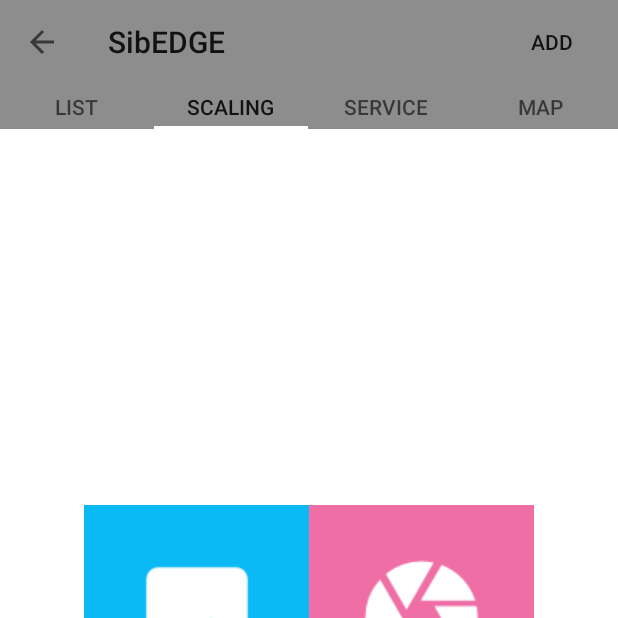
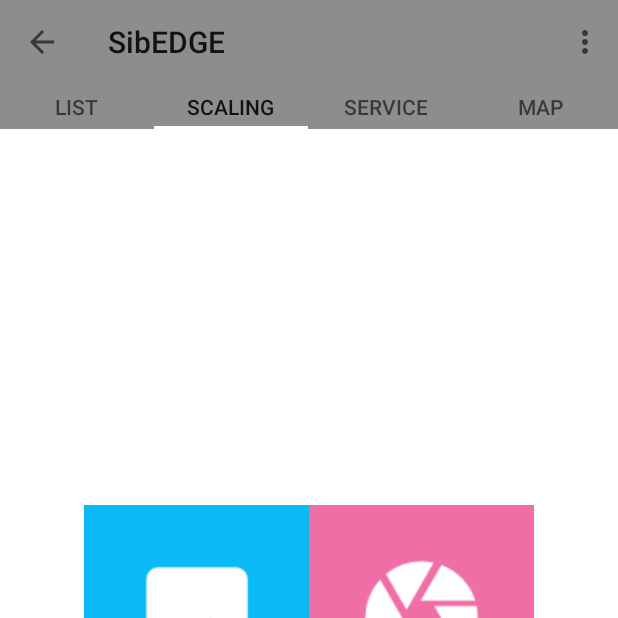
Before and after one commit to Sermilion-xx/Test_Task_SibEDGE, an Android app: the screen it shows after launch (HostActivity), tab 2 chosen, on a phone screen of 412 x 824 dp, the top half of it. Run offline under Robolectric (Android 15) with nearby library versions, the phone set to English and light mode, and no system bars; network calls fail.

```diff
--- a/app/src/main/java/com/sibedge/sibedge_test/Activities/HostActivity.java
+++ b/app/src/main/java/com/sibedge/sibedge_test/Activities/HostActivity.java
@@ -2,6 +2,8 @@ package com.sibedge.sibedge_test.Activities;
 
 import android.app.Dialog;
 import android.content.DialogInterface;
+import android.content.Intent;
+import android.content.res.Configuration;
 import android.graphics.Color;
 import android.os.Bundle;
 import android.support.design.widget.TabLayout;
@@ -10,8 +12,9 @@ import android.support.v7.app.AlertDialog;
 import android.support.v7.widget.Toolbar;
 import android.view.KeyEvent;
 import android.view.LayoutInflater;
+import android.view.Menu;
+import android.view.MenuItem;
 import android.view.View;
-import android.widget.Button;
 import android.widget.EditText;
 
 import com.sibedge.sibedge_test.Adapters.ViewPagerAdapter;
@@ -25,12 +28,22 @@ import com.sibedge.sibedge_test.Utility.Utility;
 import com.sibedge.sibedge_test.R;
 
 import java.util.ArrayList;
+import java.util.Locale;
 
 public class HostActivity extends BaseActivity {
 
     private EditText userInput;
     private SibEDGE_ListFragment listFragment;
     private AlertDialog newItemalertDialog;
+    private int currentPage;
+    private int menuResourse = R.menu.menu;
+
+    @Override
+    protected void onResume() {
+        super.onResume();
+        Utility.locale = Utility.getLangToPref(this);
+//        changeLang();
+    }
 
     @Override
     protected void onCreate(Bundle savedInstanceState) {
@@ -40,22 +53,35 @@ public class HostActivity extends BaseActivity {
         ViewPager mViewPager = find(R.id.host_activity_viewPages);
         TabLayout mTabLayout = find(R.id.host_activity_tabLayout);
         Toolbar mToolbar = find(R.id.host_activity_toolbar);
-        Button mAddButton = find(R.id.list_add_button);
+        mViewPager.addOnPageChangeListener(new ViewPager.OnPageChangeListener() {
+            @Override
+            public void onPageScrolled(int position, float positionOffset, int positionOffsetPixels) {
+                currentPage = position;
+                if (position == 0) {
+                    invalidateOptionsMenu();
+                    menuResourse = R.menu.menu;
+                }else if(position == 1){
+                    invalidateOptionsMenu();
+                    menuResourse = R.menu.menu_alt;
+                }
+            }
+
+            @Override
+            public void onPageSelected(int position) {
+
+            }
+
+            @Override
+            public void onPageScrollStateChanged(int state) {
+
+            }
+        });
 
         mToolbar.setTitle("SibEDGE");
         setSupportActionBar(mToolbar);
         if (getSupportActionBar() != null)
             getSupportActionBar().setDisplayHomeAsUpEnabled(true);
-
-        mAddButton.setOnClickListener(new View.OnClickListener() {
-            @Override
-            public void onClick(View v) {
-                listFragment.setItemClickType(Utility.ItemClick.ADD_BUTTON);
-                showNewItemDialog();
-            }
-        });
         ViewPagerAdapter mAdapter = new ViewPagerAdapter(getSupportFragmentManager());
-
 
         ArrayList<ListRow> mItems = Utility.getItemsFromPref(this);
         listFragment = FragmentFactory.getListFragment();
@@ -117,6 +143,8 @@ public class HostActivity extends BaseActivity {
             @Override
             public boolean onKey(DialogInterface arg0, int keyCode,
                                  KeyEvent event) {
+                if (event.getAction() != KeyEvent.ACTION_DOWN)
+                    return true;
                 if (keyCode == KeyEvent.KEYCODE_BACK) {
                     new AlertDialog.Builder(HostActivity.this)
                             .setIcon(android.R.drawable.ic_dialog_alert)
@@ -136,4 +164,48 @@ public class HostActivity extends BaseActivity {
         newItemalertDialog.show();
     }
 
+    @Override
+    public boolean onCreateOptionsMenu(Menu menu) {
+        getMenuInflater().inflate(menuResourse, menu);
+        return true;
+    }
+
+    @Override
+    public boolean onOptionsItemSelected(MenuItem item) {
+        int id = item.getItemId();
+        if (id == R.id.action_add) {
+            if (currentPage == 0) {
+                listFragment.setItemClickType(Utility.ItemClick.ADD_BUTTON);
+                showNewItemDialog();
+            } else {
+
+            }
+
+            return true;
+        } else if (id == R.id.action_language) {
+            changeLang();
+            return true;
+        }
+        return super.onOptionsItemSelected(item);
+    }
+
+    private void changeLang() {
+        Locale current = getResources().getConfiguration().locale;
+        if (!current.equals(new Locale("ru"))) {
+            Utility.locale = "ru";
+        } else {
+            Utility.locale = current.getDisplayLanguage();
+        }
+        if (!current.equals(new Locale(Utility.locale))) {
+            Locale locale = new Locale(Utility.locale);
+            Locale.setDefault(locale);
+            Configuration config = new Configuration();
+            config.locale = locale;
+            this.getResources().updateConfiguration(config, this.getResources().getDisplayMetrics());
+            Utility.saveLangToPref(this, Utility.locale);
+            Intent intent = new Intent(HostActivity.this, HostActivity.class);
+            intent.setFlags(Intent.FLAG_ACTIVITY_CLEAR_TOP);
+            startActivity(intent);
+        }
+    }
 }
--- a/app/src/main/java/com/sibedge/sibedge_test/Utility/Utility.java
+++ b/app/src/main/java/com/sibedge/sibedge_test/Utility/Utility.java
@@ -47,6 +47,7 @@ public class Utility {
     public static int CAPTURE_IMAGE_ACTIVITY_REQUEST_CODE = 100;
     public static int GALLERY_KITKAT_INTENT_CALLED = 1;
     public static int MEDIA_TYPE_IMAGE = 2;
+    public static String locale = "en";
 
     public enum ItemClick {LONG, SHORT, ADD_BUTTON}
 
@@ -56,6 +57,17 @@ public class Utility {
         String json = gson.toJson(mItems);
         editor.putString("mItems", json);
         editor.apply();
+    }
+
+    public static void saveLangToPref(Context mContext, String lang) {
+        SharedPreferences.Editor editor = PreferenceManager.getDefaultSharedPreferences(mContext).edit();
+        editor.putString("lang", lang);
+        editor.apply();
+    }
+
+    public static String getLangToPref(Context mContext) {
+        SharedPreferences pref = PreferenceManager.getDefaultSharedPreferences(mContext);
+        return pref.getString("lang", "");
     }
 
     public static ArrayList<ListRow> getItemsFromPref(Context mContext) {
--- a/app/src/main/res/layout/activity_host.xml
+++ b/app/src/main/res/layout/activity_host.xml
@@ -14,18 +14,9 @@
         android:layout_width="match_parent"
         android:layout_height="?attr/actionBarSize"
         android:background="@color/colorPrimary"
-        android:fitsSystemWindows="true" >
+        android:fitsSystemWindows="true" />
 
-        <Button
-            android:id="@+id/list_add_button"
-            android:layout_width="wrap_content"
-            android:layout_height="wrap_content"
-            android:text="@string/add"
-            android:background="@null"
-            android:layout_gravity="right"
-            />
 
-        </android.support.v7.widget.Toolbar>
 
     <android.support.design.widget.TabLayout
         android:id="@+id/host_activity_tabLayout"
--- /dev/null
+++ b/app/src/main/res/menu/menu.xml
@@ -0,0 +1,20 @@
+<menu xmlns:android="http://schemas.android.com/apk/res/android"
+    xmlns:app="http://schemas.android.com/apk/res-auto"
+    xmlns:tools="http://schemas.android.com/tools"
+    tools:context=".Activities.HostActivity"
+    android:layout_height="wrap_content"
+    android:layout_width="wrap_content"
+    android:id="@+id/menu">
+
+    <item android:id="@+id/action_add"
+        android:title="@string/add"
+        android:orderInCategory="1"
+        android:menuCategory="secondary"/>
+
+    <item
+        android:id="@+id/action_language"
+        android:orderInCategory="100"
+        android:title="@string/language"
+        app:showAsAction="never"/>
+
+</menu>
--- /dev/null
+++ b/app/src/main/res/menu/menu_alt.xml
@@ -0,0 +1,15 @@
+<menu xmlns:android="http://schemas.android.com/apk/res/android"
+    xmlns:app="http://schemas.android.com/apk/res-auto"
+    xmlns:tools="http://schemas.android.com/tools"
+    tools:context=".Activities.HostActivity"
+    android:layout_height="wrap_content"
+    android:layout_width="wrap_content"
+    android:id="@+id/menu">
+
+    <item
+        android:id="@+id/action_language"
+        android:orderInCategory="100"
+        android:title="@string/language"
+        app:showAsAction="never"/>
+
+</menu>
--- a/app/src/main/res/values/strings.xml
+++ b/app/src/main/res/values/strings.xml
@@ -15,6 +15,8 @@
     <string name="longitude">Longitude</string>
     <string name="you_are_here">You are here!</string>
     <string name="my_location">My Location</string>
+    <string name="language">Russian</string>
+
 
     <string name="xmlURL">http://storage.space-o.ru/testXmlFeed.xml</string>
 
```
Also changed, not shown: app/src/main/java/com/sibedge/sibedge_test/Fragments/SibEDGE_MapFragment.java (+6 -4 lines).
